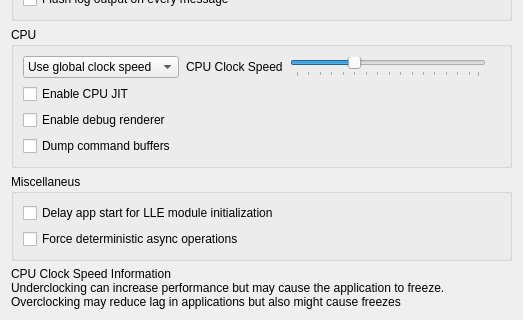
This is src/citra_qt/configuration/configure_debug.ui in gperrio/Lime3DS as Qt 5 draws it before an edit; both pictures show x 0 to 523 and y 205 to 525 of the 523 by 525 pixel window. The edited form follows.
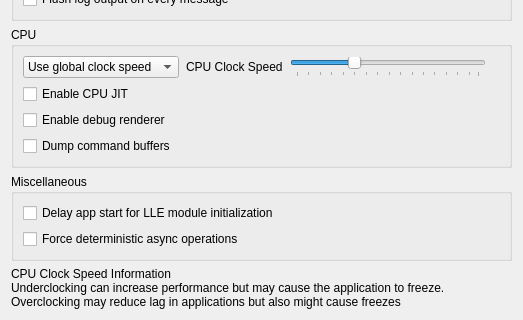
This is the edited form.

Commit message: configure_debug.ui: Corrected a typo of the word "miscellaneous"

```diff
--- a/src/citra_qt/configuration/configure_debug.ui
+++ b/src/citra_qt/configuration/configure_debug.ui
@@ -246,7 +246,7 @@
     <item>
       <widget class="QGroupBox" name="groupBox_5">
         <property name="title">
-          <string>Miscellaneus</string>
+          <string>Miscellaneous</string>
         </property>
         <layout class="QGridLayout" name="gridLayout_3">
           <item row="1" column="0">
```
